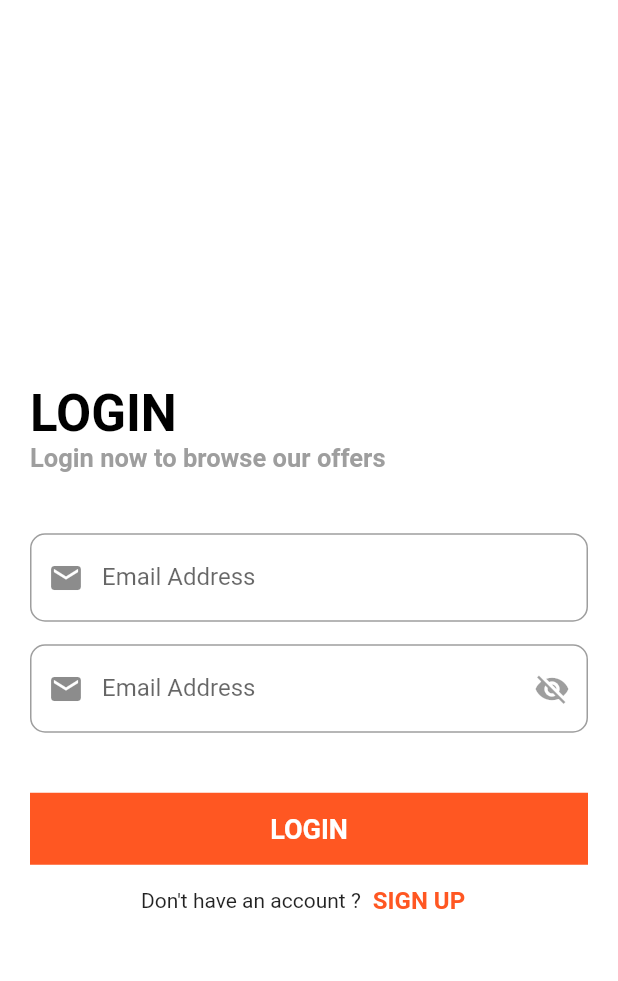
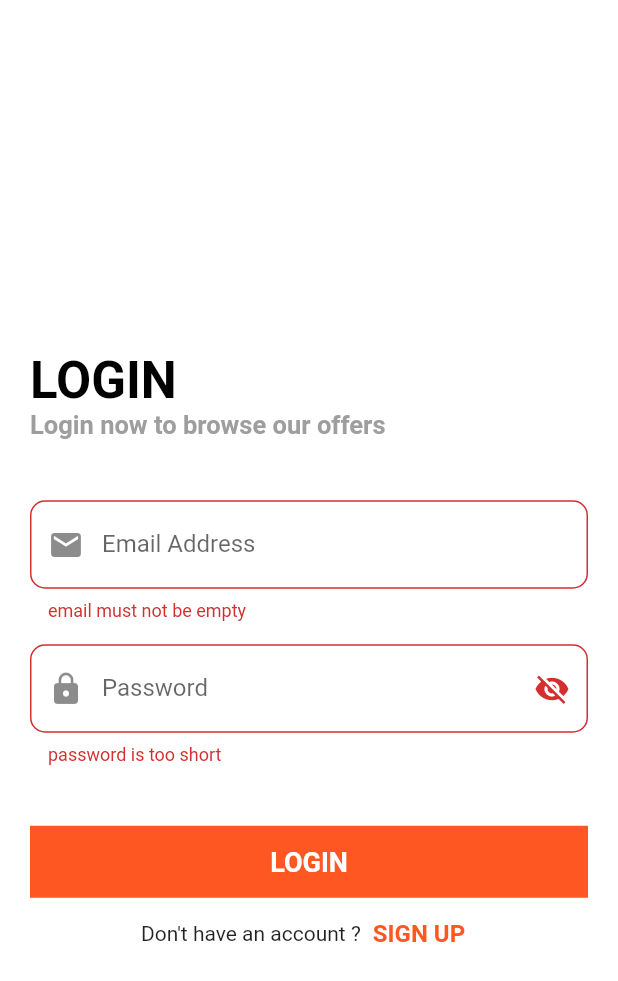
Before and after one commit to Mohamed-Yassien/shop_app, a Flutter app: the screen it shows after launch, after a tap on the "arrow forward ios" icon, after a tap on "SKIP", after a tap on "LOGIN", on a phone screen of 412 x 824 dp. Shown: the top 981 px of the screen. Run offline on Flutter 3.47's test engine with Material 2 defaults, Android fonts, the phone set to English and light mode, and no system bars; our stand-ins replace bloc, dio, flutter_bloc, hexcolor, smooth_page_indicator.

Commit message:
add login cubit and use logic in design add password visibility logic in cubit

```diff
--- /dev/null
+++ b/lib/cubit/login_cubit/login_cubit.dart
@@ -0,0 +1,40 @@
+import 'package:flutter/material.dart';
+import 'package:flutter_bloc/flutter_bloc.dart';
+import 'package:my_shop/cubit/login_cubit/login_states.dart';
+import 'package:my_shop/network/endpoints.dart';
+import 'package:my_shop/network/remote/dio_helper.dart';
+
+class LoginCubit extends Cubit<LoginStates> {
+  LoginCubit() : super(LoginInitialState());
+
+  static LoginCubit get(context) => BlocProvider.of(context);
+
+  bool isPassword = true;
+  IconData passwordIcon = Icons.visibility_off;
+
+  changePasswordState() {
+    isPassword = !isPassword;
+    passwordIcon = isPassword ? Icons.visibility_off : Icons.visibility;
+    emit(LoginChangePasswordVisibility());
+  }
+
+  void userLogin({
+    required String email,
+    required String password,
+  }){
+    emit(LoginLoadingState());
+
+    DioHelper.postData(url: LOGIN_END_POINT, data: {
+      'email': email,
+      'password': password,
+    }).then((value) {
+      print(value.toString());
+      emit(LoginSuccessState());
+    }).catchError(
+      (error) {
+        print(error.toString());
+        emit(LoginErrorState(error));
+      },
+    );
+  }
+}
--- /dev/null
+++ b/lib/cubit/login_cubit/login_states.dart
@@ -0,0 +1,15 @@
+abstract class LoginStates{}
+
+class LoginInitialState extends LoginStates{}
+
+class LoginLoadingState extends LoginStates{}
+
+class LoginSuccessState extends LoginStates{}
+
+class LoginErrorState extends LoginStates{
+  final String error;
+
+  LoginErrorState(this.error);
+}
+
+class LoginChangePasswordVisibility extends LoginStates{}
--- a/lib/main.dart
+++ b/lib/main.dart
@@ -1,11 +1,20 @@
+import 'package:bloc/bloc.dart';
 import 'package:flutter/material.dart';
+import 'package:my_shop/network/remote/dio_helper.dart';
 import 'package:my_shop/shared/styles/themes.dart';
 
-
+import 'cubit/bloc_observer.dart';
 import 'modules/on_boarding_screen.dart';
 
-main(){
-  runApp( const MyApp());
+void main() {
+  DioHelper.init();
+
+  BlocOverrides.runZoned(
+    () {
+      runApp(const MyApp());
+    },
+    blocObserver: MyBlocObserver(),
+  );
 }
 
 class MyApp extends StatelessWidget {
@@ -13,7 +22,7 @@ class MyApp extends StatelessWidget {
 
   @override
   Widget build(BuildContext context) {
-    return  MaterialApp(
+    return MaterialApp(
       debugShowCheckedModeBanner: false,
       theme: lightTheme,
       themeMode: ThemeMode.light,
--- a/lib/modules/login_screen.dart
+++ b/lib/modules/login_screen.dart
@@ -1,34 +1,50 @@
 import 'package:flutter/material.dart';
+import 'package:flutter_bloc/flutter_bloc.dart';
 import 'package:my_shop/shared/widgets/reusable_text_button.dart';
 import 'package:my_shop/shared/widgets/reusable_text_field.dart';
 
+import '../cubit/login_cubit/login_cubit.dart';
+import '../cubit/login_cubit/login_states.dart';
 import '../shared/widgets/reusable_button.dart';
 
 class LoginScreen extends StatelessWidget {
   var emailController = TextEditingController();
   var passwordController = TextEditingController();
 
+  var formKey = GlobalKey<FormState>();
+
   @override
   Widget build(BuildContext context) {
+    return BlocProvider(
+      create: (context) => LoginCubit(),
+      child: BlocConsumer<LoginCubit, LoginStates>(
+        listener: (context, state) {},
+        builder: (context, state) {
+          var cubit = LoginCubit.get(context);
+
           return Scaffold(
             appBar: AppBar(),
             body: Center(
               child: Padding(
                 padding: const EdgeInsets.all(20.0),
                 child: SingleChildScrollView(
+                  child: Form(
+                    key: formKey,
                     child: Column(
                       crossAxisAlignment: CrossAxisAlignment.start,
                       children: [
                         Text(
                           'LOGIN',
-                  style: Theme.of(context).textTheme.headline4?.copyWith(
+                          style:
+                              Theme.of(context).textTheme.headline4?.copyWith(
                                     color: Colors.black,
                                     fontWeight: FontWeight.bold,
                                   ),
                         ),
                         Text(
                           'Login now to browse our offers',
-                  style: Theme.of(context).textTheme.bodyText1?.copyWith(
+                          style:
+                              Theme.of(context).textTheme.bodyText1?.copyWith(
                                     color: Colors.grey,
                                   ),
                         ),
@@ -50,22 +66,45 @@ class LoginScreen extends StatelessWidget {
                           height: 15,
                         ),
                         ReusableTextField(
-                  controller: emailController,
-                  prefixIcon: Icons.email,
-                  textLabel: 'Email Address',
-                  suffixIcon: Icons.visibility_off,
+                          controller: passwordController,
+                          prefixIcon: Icons.lock,
+                          textLabel: 'Password',
+                          suffixIcon: cubit.passwordIcon,
+                          isPassword: cubit.isPassword,
+                          onSubmit: (val) {
+                            if (formKey.currentState!.validate()) {
+                              cubit.userLogin(
+                                email: emailController.text,
+                                password: passwordController.text,
+                              );
+                            }
+                          },
+                          suffixPressed: () {
+                            cubit.changePasswordState();
+                          },
                           validate: (String value) {
                             if (value.isEmpty) {
-                      return 'email must not be empty';
+                              return 'password is too short';
                             }
                           },
-                  type: TextInputType.emailAddress,
+                          type: TextInputType.visiblePassword,
                         ),
                         const SizedBox(
                           height: 40,
                         ),
-                reusableButton(
-                  function: () {},
+                        state is LoginLoadingState
+                            ? const Center(
+                                child: CircularProgressIndicator(),
+                              )
+                            : reusableButton(
+                                function: () {
+                                  if (formKey.currentState!.validate()) {
+                                    cubit.userLogin(
+                                      email: emailController.text,
+                                      password: passwordController.text,
+                                    );
+                                  }
+                                },
                                 text: 'login',
                               ),
                         Row(
@@ -86,6 +125,10 @@ class LoginScreen extends StatelessWidget {
                   ),
                 ),
               ),
+            ),
+          );
+        },
+      ),
     );
   }
 }
--- /dev/null
+++ b/lib/network/endpoints.dart
@@ -0,0 +1 @@
+const LOGIN_END_POINT = 'login';
--- /dev/null
+++ b/lib/network/remote/dio_helper.dart
@@ -0,0 +1,33 @@
+import 'package:dio/dio.dart';
+
+class DioHelper {
+  static late Dio dio;
+
+  static init() {
+    dio = Dio(
+      BaseOptions(
+          baseUrl: 'https://student.valuxapps.com/api/',
+          receiveDataWhenStatusError: true,
+          headers: {'Content-Type': 'application/json'}),
+    );
+  }
+
+  static Future<Response> postData({
+    required String url,
+    Map<String, dynamic>? query,
+    required Map<String, dynamic> data,
+    String lang = 'ar',
+    String? token,
+  }) async {
+    dio.options.headers = {
+      'lang': lang,
+      'Authorization': token,
+    };
+
+    return dio.post(
+      url,
+      queryParameters: query,
+      data: data,
+    );
+  }
+}
```
Also changed, not shown: lib/cubit/bloc_observer.dart (added, +39 -0 lines). Lines whose indentation alone changed are shown as unchanged.
